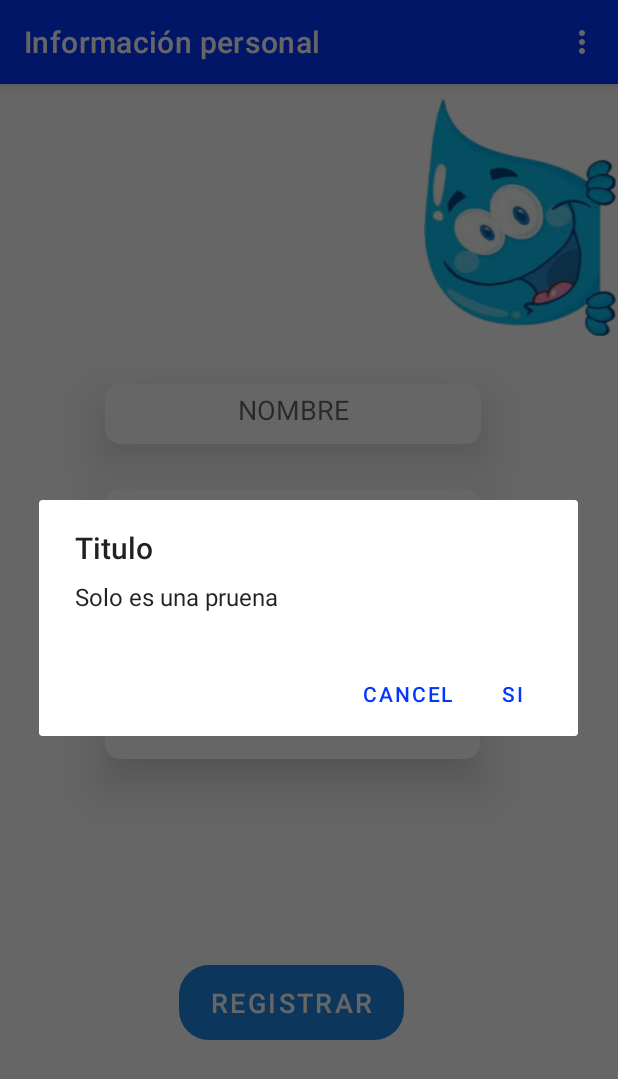
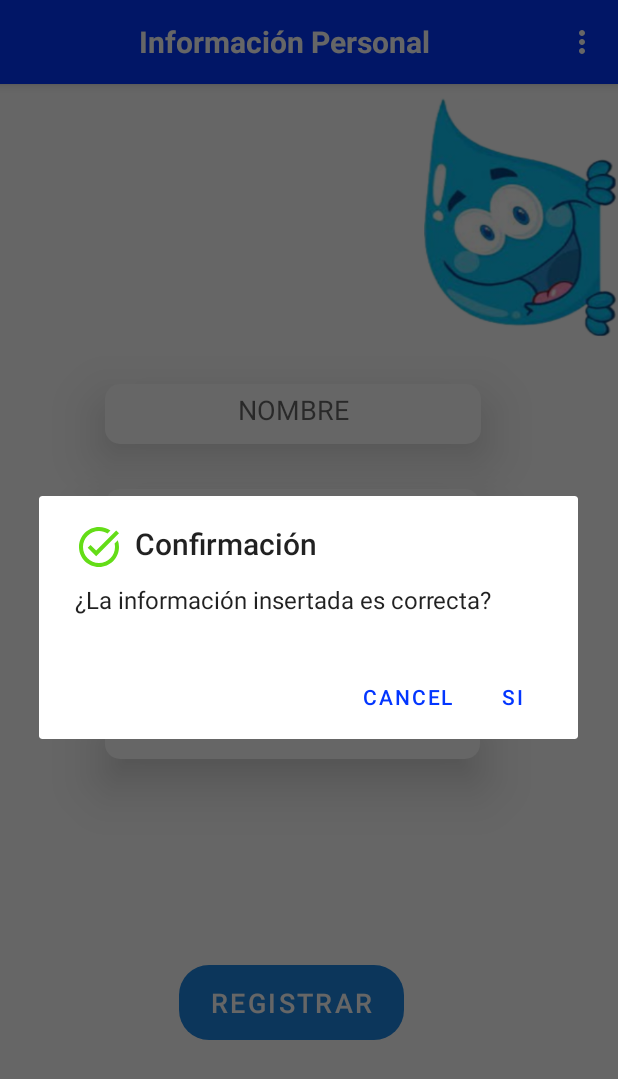
Before and after one commit to Esgoh05/Agua, an Android app: the PersonalInfoActivity screen opened directly, with no data from a screen before it, after a tap on "REGISTRAR", on a phone screen of 412 x 824 dp. Shown: the top 1079 px of the screen. Run offline under Robolectric (Android 15) with nearby library versions, the light colour scheme and no system bars.

Commit message:
titulo_centrado

```diff
--- a/app/src/main/java/com/administrador/agua/MainActivity.java
+++ b/app/src/main/java/com/administrador/agua/MainActivity.java
@@ -47,6 +47,6 @@ public class MainActivity extends AppCompatActivity {
     public void Siguiente(View view){
         Intent siguiente = new Intent(this, SignUpActivity.class);
         startActivity(siguiente);
-        finish();
+        //finish();
     }
 }
--- a/app/src/main/java/com/administrador/agua/PersonalInfoActivity.java
+++ b/app/src/main/java/com/administrador/agua/PersonalInfoActivity.java
@@ -1,6 +1,7 @@
 package com.administrador.agua;
 
 import androidx.annotation.NonNull;
+import androidx.appcompat.app.ActionBar;
 import androidx.appcompat.app.AlertDialog;
 import androidx.appcompat.app.AppCompatActivity;
 
@@ -27,7 +28,10 @@ public class PersonalInfoActivity extends AppCompatActivity {
     protected void onCreate(Bundle savedInstanceState) {
         super.onCreate(savedInstanceState);
         setContentView(R.layout.activity_personal_info);
-        setTitle("Información personal");
+        //setTitle("Información personal");
+
+        getSupportActionBar().setDisplayOptions(ActionBar.DISPLAY_SHOW_CUSTOM);
+        getSupportActionBar().setCustomView(R.layout.tittle_personal_info);
 
         btnRegister = findViewById(R.id.btn_register);
         txtvNombre = findViewById(R.id.edtNombre);
@@ -49,18 +53,11 @@ public class PersonalInfoActivity extends AppCompatActivity {
                 mostrarDialogo();
             }
         });
-
-
     }
     @Override
     public boolean onCreateOptionsMenu(Menu menu) {
         getMenuInflater().inflate(R.menu.personal_info_menu, menu);
         return super.onCreateOptionsMenu(menu);
-    }
-
-    public void Siguiente(View view){
-        Intent siguiente = new Intent(this, SignUpActivity.class);
-        startActivity(siguiente);
     }
 
     @Override
@@ -75,10 +72,12 @@ public class PersonalInfoActivity extends AppCompatActivity {
 
     private void mostrarDialogo(){
         AlertDialog.Builder builder = new AlertDialog.Builder( PersonalInfoActivity. this);
-        builder.setTitle("Titulo");
-        builder.setMessage("Solo es una pruena").setPositiveButton("Si", new DialogInterface.OnClickListener() {
+        builder.setIcon(R.drawable.ic_baseline_task_alt_24);
+        builder.setTitle("Confirmación");
+        builder.setMessage("¿La información insertada es correcta?").setPositiveButton("Si", new DialogInterface.OnClickListener() {
             @Override
             public void onClick(DialogInterface dialogInterface, int which) {
+               finish();
             }
         })
         .setNegativeButton(android.R.string.cancel, new DialogInterface.OnClickListener() {
@@ -90,4 +89,9 @@ public class PersonalInfoActivity extends AppCompatActivity {
             .show();
     }
 
+    public void siguiente(View view){
+        Intent intent = new Intent(this, MainActivity.class);
+        startActivity(intent);
+    }
+
 }
--- /dev/null
+++ b/app/src/main/res/drawable/ic_baseline_task_alt_24.xml
@@ -0,0 +1,10 @@
+<vector xmlns:android="http://schemas.android.com/apk/res/android"
+    android:width="24dp"
+    android:height="24dp"
+    android:viewportWidth="24"
+    android:viewportHeight="24"
+    android:tint="#64DD17">
+  <path
+      android:fillColor="@color/black"
+      android:pathData="M22,5.18L10.59,16.6l-4.24,-4.24l1.41,-1.41l2.83,2.83l10,-10L22,5.18zM19.79,10.22C19.92,10.79 20,11.39 20,12c0,4.42 -3.58,8 -8,8s-8,-3.58 -8,-8c0,-4.42 3.58,-8 8,-8c1.58,0 3.04,0.46 4.28,1.25l1.44,-1.44C16.1,2.67 14.13,2 12,2C6.48,2 2,6.48 2,12c0,5.52 4.48,10 10,10s10,-4.48 10,-10c0,-1.19 -0.22,-2.33 -0.6,-3.39L19.79,10.22z"/>
+</vector>
--- /dev/null
+++ b/app/src/main/res/layout/activity_aviso_privacidad.xml
@@ -0,0 +1,6 @@
+<?xml version="1.0" encoding="utf-8"?>
+<androidx.constraintlayout.widget.ConstraintLayout xmlns:android="http://schemas.android.com/apk/res/android"
+    android:layout_width="match_parent"
+    android:layout_height="match_parent">
+
+</androidx.constraintlayout.widget.ConstraintLayout>
--- /dev/null
+++ b/app/src/main/res/layout/tittle_personal_info.xml
@@ -0,0 +1,16 @@
+<?xml version="1.0" encoding="utf-8"?>
+<LinearLayout xmlns:android="http://schemas.android.com/apk/res/android"
+    android:layout_width="match_parent"
+    android:gravity="center"
+    android:layout_height="match_parent">
+
+    <TextView
+        android:layout_width="wrap_content"
+        android:layout_height="wrap_content"
+        android:text="Información Personal"
+        android:textColor="@color/white"
+        android:textSize="20sp"
+        android:textStyle="bold"/>
+
+
+</LinearLayout>
```
Also changed, not shown: app/src/main/res/layout/cuadro_dialogo.xml (added, +28 -0 lines).
